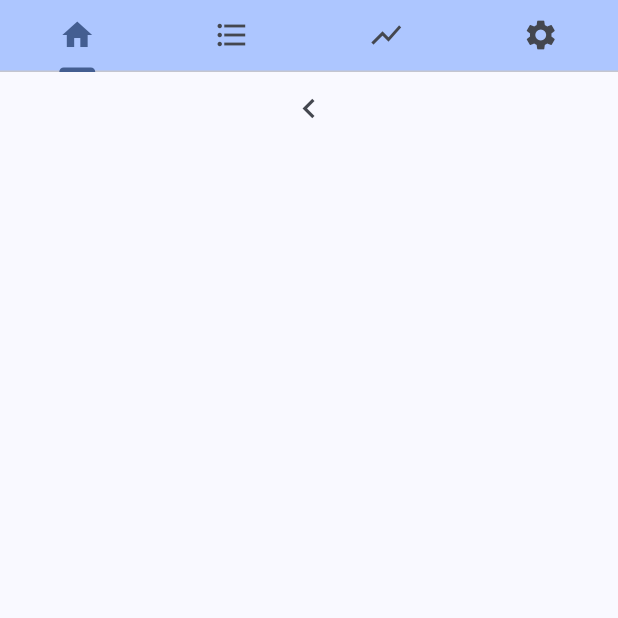
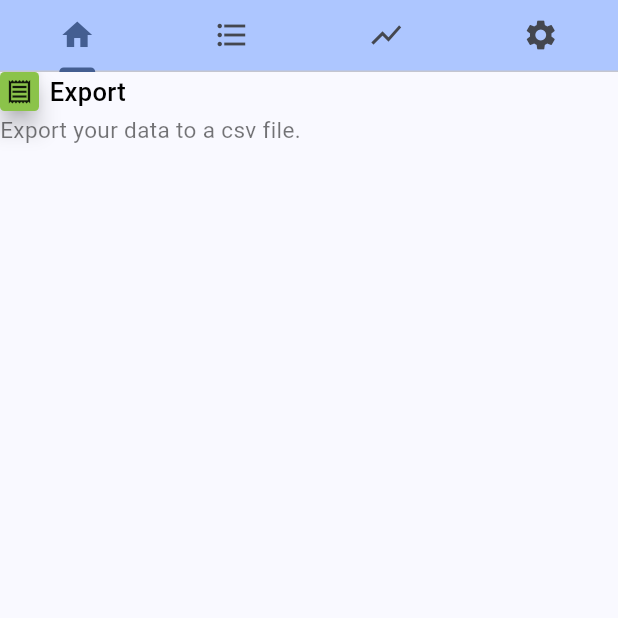
Before and after one commit to Driexus/SimpleMoneyTracker, a Flutter app: the screen it shows after launch, on a phone screen of 412 x 824 dp, the top half of it. Run offline on Flutter 3.47's test engine with Material 3 defaults, Android fonts, the phone set to English and light mode, and no system bars; our stand-ins replace auto_size_text, csv, equatable, flutter_bloc, fluttertoast, material_symbols_icons and 3 more; missing offline and left inert: open_file_plus; accounts and stored records are empty.

Commit message:
Add SettingsButton

```diff
--- /dev/null
+++ b/lib/ui/settings/settings_button.dart
@@ -0,0 +1,66 @@
+import 'package:flutter/material.dart';
+
+class SettingsButton extends StatelessWidget {
+  const SettingsButton({super.key, required this.title, this.description, this.iconData, this.iconColor, this.onPress});
+
+  final String title;
+  final String? description;
+  final IconData? iconData;
+  final Color? iconColor;
+  final VoidCallback? onPress;
+
+  @override
+  Widget build(BuildContext context) {
+    // Create row
+    List<Widget> rowChildren = [];
+    if (iconData != null) {
+      rowChildren.add(iconBox(iconData!, iconColor));
+      rowChildren.add(const SizedBox(width: 7));
+    }
+
+    rowChildren.add(Text(
+        title,
+        style: const TextStyle(
+          fontSize: 17,
+          fontWeight: FontWeight.w500,
+          color: Colors.black,
+        )
+    ));
+    Row row = Row(children: rowChildren);
+
+    // Create column children
+    List<Widget> columnChildren = [row];
+    if (description != null) {
+      columnChildren.add(const SizedBox(height: 2));
+      columnChildren.add(Text(
+          description!,
+          style: const TextStyle(
+            color: Colors.black54,
+            fontSize: 15,
+          ))
+      );
+    }
+
+    // Build button
+    return InkWell(
+        onTap: onPress,
+        child: Column(
+          crossAxisAlignment: CrossAxisAlignment.start,
+          children: columnChildren,
+        )
+    );
+  }
+
+  SizedBox iconBox(IconData iconData, Color? color) {
+    return SizedBox(
+        height: 26,
+        width: 26,
+        child: Material(
+            color: color,
+            elevation: 6,
+            borderRadius: BorderRadius.circular(3),
+            child: Icon(iconData, size: 19)
+        )
+    );
+  }
+}
--- a/lib/ui/settings/settings_page.dart
+++ b/lib/ui/settings/settings_page.dart
@@ -3,6 +3,7 @@ import 'package:flutter_bloc/flutter_bloc.dart';
 import 'package:simplemoneytracker/model/money_entry.dart';
 import 'package:simplemoneytracker/repos/money_entry_repo.dart';
 import 'package:simplemoneytracker/ui/settings/csv_exporter.dart';
+import 'package:simplemoneytracker/ui/settings/settings_button.dart';
 import 'package:simplemoneytracker/ui/shared/single_child_scrollable_widget.dart';
 
 class SettingsPage extends StatelessWidget {
@@ -24,11 +25,13 @@ class SettingsPage extends StatelessWidget {
             children: [
               Align(
                 alignment: Alignment.topCenter,
-                child: IconButton(
-                  iconSize: 26,
-                  icon: const Icon(Icons.chevron_left),
-                  onPressed: () => _exportCsv(moneyEntryRepo),
-                ),
+                child: SettingsButton(
+                  title: "Export",
+                  description: "Export your data to a csv file.",
+                  iconData: Icons.receipt_outlined,
+                  iconColor: Colors.lightGreen,
+                  onPress: () => _exportCsv(moneyEntryRepo),
+                )
               )
             ],
           )
--- a/lib/ui/timeline/timeline_page.dart
+++ b/lib/ui/timeline/timeline_page.dart
@@ -20,9 +20,7 @@ class TimelinePage extends StatelessWidget {
 
   @override
   Widget build(BuildContext context) {
-    return Builder(
-        builder: (blocContext) {
-          final entriesBloc = blocContext.watch<TimelineBloc>();
+      final entriesBloc = context.watch<TimelineBloc>();
 
       return Stack(
         children: [
@@ -56,7 +54,7 @@ class TimelinePage extends StatelessWidget {
                 onToggle: (toggledTypes) => _onToggle(entriesBloc, toggledTypes),
                 onMiddlePressed: () => {
                   showModalBottomSheet<void>(
-                        context: blocContext,
+                    context: context,
                     builder: (BuildContext context) {
                       return FilterSheet(entriesBloc: entriesBloc);
                     }
@@ -67,6 +65,4 @@ class TimelinePage extends StatelessWidget {
         ],
       );
   }
-    );
 }
-}
```
Lines whose indentation alone changed are shown as unchanged.
